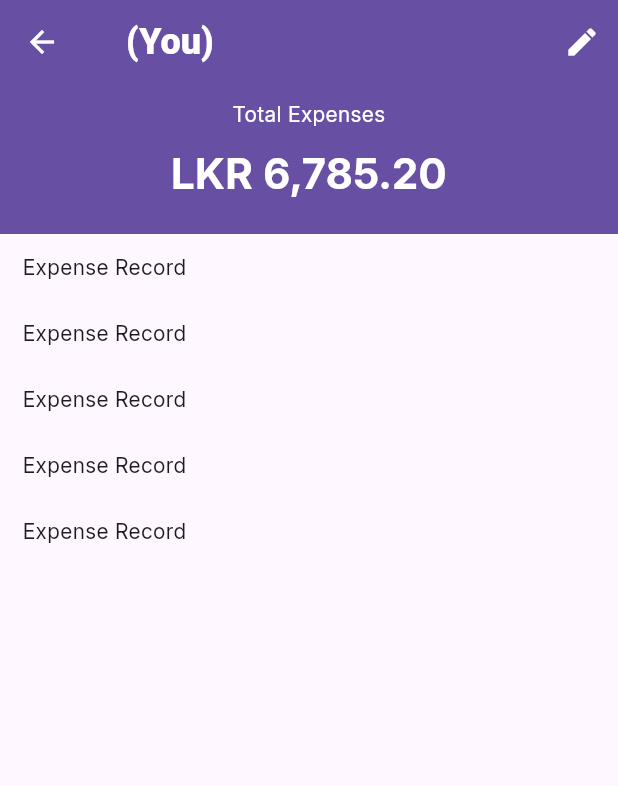
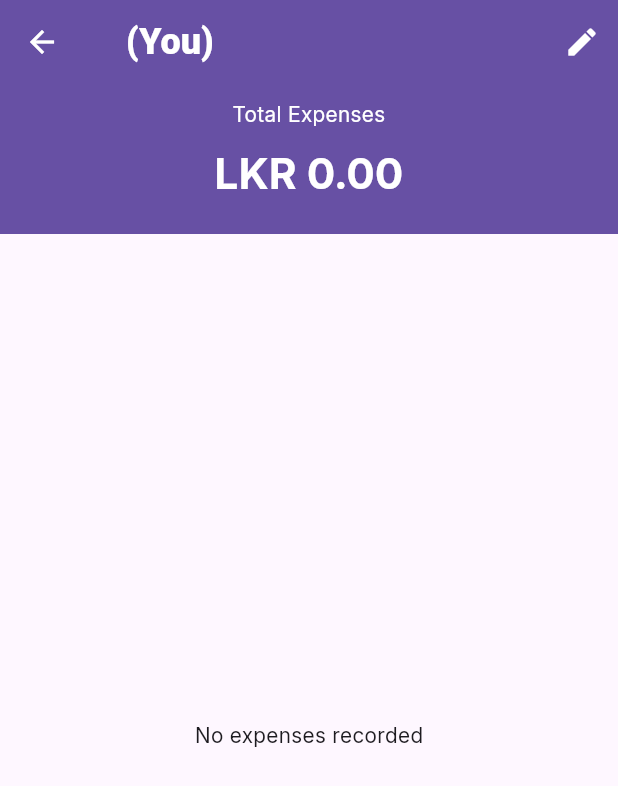
Before and after one commit to pasanjg/TripSplit, a Flutter app: the UserExpenses screen opened directly with empty values, on a phone screen of 412 x 824 dp. Shown: the top 786 px of the screen. Run offline on Flutter 3.47's test engine with Material 3 defaults, Android fonts, the light colour scheme and no system bars; our stand-ins replace cloud_firestore, firebase_auth, firebase_core, firebase_messaging, fl_chart and 2 more; missing offline and left inert: dart:ffi; accounts and stored records are empty; statements that could not run were skipped.

Commit message:
View user expenses, minor updates

```diff
--- a/lib/screens/user_expenses.dart
+++ b/lib/screens/user_expenses.dart
@@ -1,14 +1,41 @@
 import 'package:flutter/material.dart';
+import 'package:intl/intl.dart';
 import 'package:provider/provider.dart';
 import 'package:tripsplit/common/extensions/extensions.dart';
 import 'package:tripsplit/entities/user.dart';
 import 'package:tripsplit/models/trip_model.dart';
 import 'package:tripsplit/widgets/dashboard/expense_record.dart';
 
-class UserExpenses extends StatelessWidget {
+import '../entities/expense.dart';
+
+class UserExpenses extends StatefulWidget {
   final User user;
 
   const UserExpenses({super.key, required this.user});
+
+  @override
+  State<UserExpenses> createState() => _UserExpensesState();
+}
+
+class _UserExpensesState extends State<UserExpenses> {
+  bool isLoading = true;
+  late double totalExpenses;
+  late Map<String, List<Expense>> userExpenses;
+
+  @override
+  void initState() {
+    super.initState();
+    getUserExpenses();
+  }
+
+  void getUserExpenses() {
+    final tripModel = Provider.of<TripModel>(context, listen: false);
+    setState(() {
+      totalExpenses = tripModel.getUserExpensesTotal(widget.user.id!);
+      userExpenses = tripModel.getUserExpenses(widget.user.id!);
+      isLoading = false;
+    });
+  }
 
   @override
   Widget build(BuildContext context) {
@@ -21,7 +48,8 @@ class UserExpenses extends StatelessWidget {
             color: Theme.of(context).primaryColor.computedLuminance(),
           ),
         ),
-        title: Text("${user.fullName} ${user.mySelf ? '(You)' : ''}"),
+        title: Text(
+            "${widget.user.fullName} ${widget.user.mySelf ? '(You)' : ''}"),
         titleTextStyle: TextStyle(
           color: Theme.of(context).primaryColor.computedLuminance(),
           fontSize: 24.0,
@@ -38,9 +66,11 @@ class UserExpenses extends StatelessWidget {
           ),
         ],
       ),
-      body: Consumer<TripModel>(
-        builder: (context, tripModel, _) {
-          return Column(
+      body: isLoading
+          ? const Center(
+              child: CircularProgressIndicator(),
+            )
+          : Column(
               children: [
                 Container(
                   padding: const EdgeInsets.only(
@@ -67,7 +97,9 @@ class UserExpenses extends StatelessWidget {
                       const SizedBox(height: 10.0),
                       Center(
                         child: Text(
-                        'LKR 6,785.20',
+                          NumberFormat.currency(
+                            symbol: 'LKR ',
+                          ).format(totalExpenses),
                           textAlign: TextAlign.center,
                           style: TextStyle(
                             fontSize: 28.0,
@@ -82,23 +114,27 @@ class UserExpenses extends StatelessWidget {
                   ),
                 ),
                 Expanded(
-                child: ListView.builder(
-                  itemCount: 5,
+                  child: userExpenses.keys.isNotEmpty
+                      ? ListView.builder(
+                          itemCount: userExpenses.keys.length,
                           itemBuilder: (context, index) {
-                    return const Padding(
-                      padding: EdgeInsets.symmetric(
+                            return Padding(
+                              padding: const EdgeInsets.symmetric(
                                 horizontal: 15.0,
                                 vertical: 12.0,
                               ),
-                      child: Text("Expense Record"),
-                      // child: ExpenseRecord(),
+                              child: ExpenseRecord(
+                                date: userExpenses.keys.elementAt(index),
+                                expenses: userExpenses[userExpenses.keys.elementAt(index)]!,
+                              ),
                             );
                           },
+                        )
+                      : const Center(
+                          child: Text('No expenses recorded'),
                         ),
                 ),
               ],
-          );
-        },
             ),
     );
   }
--- a/lib/widgets/dashboard/expense_record.dart
+++ b/lib/widgets/dashboard/expense_record.dart
@@ -52,7 +52,7 @@ class ExpenseRecordItem extends StatelessWidget {
       children: [
         Icon(
           Category.getCategory(expense.category!).icon,
-          size: 14.0,
+          size: 16.0,
           color: Theme.of(context).primaryColor.withOpacity(0.8),
         ),
         const SizedBox(width: 5.0),
@@ -61,7 +61,6 @@ class ExpenseRecordItem extends StatelessWidget {
             expense.title!,
             overflow: TextOverflow.ellipsis,
             style: const TextStyle(
-              fontSize: 16.0,
               fontWeight: FontWeight.bold,
             ),
           ),
--- a/lib/widgets/dashboard/users_list_item.dart
+++ b/lib/widgets/dashboard/users_list_item.dart
@@ -26,7 +26,7 @@ class UsersListItem extends StatelessWidget {
         );
       },
       child: Consumer<TripModel>(builder: (context, tripModel, _) {
-        final userTotal = tripModel.getUserExpenses(user.id!);
+        final userTotal = tripModel.getUserExpensesTotal(user.id!);
 
         return Row(
           children: [
--- a/lib/widgets/trips/trip_selector.dart
+++ b/lib/widgets/trips/trip_selector.dart
@@ -49,7 +49,7 @@ class _TripSelectorState extends State<TripSelector> with ValidateMixin {
         builder: (context, snapshot) {
           if (snapshot.connectionState == ConnectionState.waiting) {
             return const Center(
-              child: CircularProgressIndicator(),
+              child: LinearProgressIndicator(),
             );
           }
 
@@ -91,7 +91,7 @@ class _TripSelectorState extends State<TripSelector> with ValidateMixin {
                     ],
                   ),
                   trailing: tripModel.selectedTrip!.id == trip.id
-                      ? const Icon(Icons.check_rounded)
+                      ? const Icon(Icons.check_circle_rounded)
                       : const SizedBox.shrink(),
                 );
               },
```
Also changed, not shown: lib/common/constants/categories.dart (+4 -4 lines), lib/models/trip_model.dart (+29 -4 lines). Lines whose indentation alone changed are shown as unchanged.
